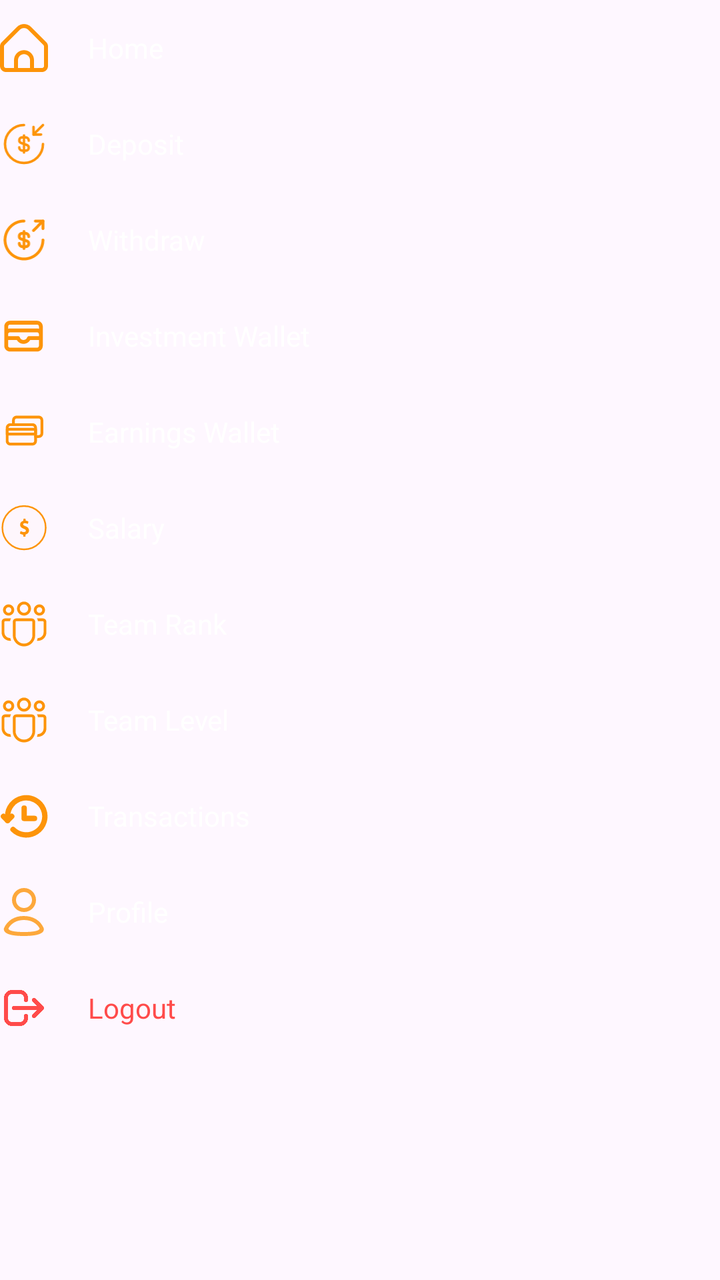
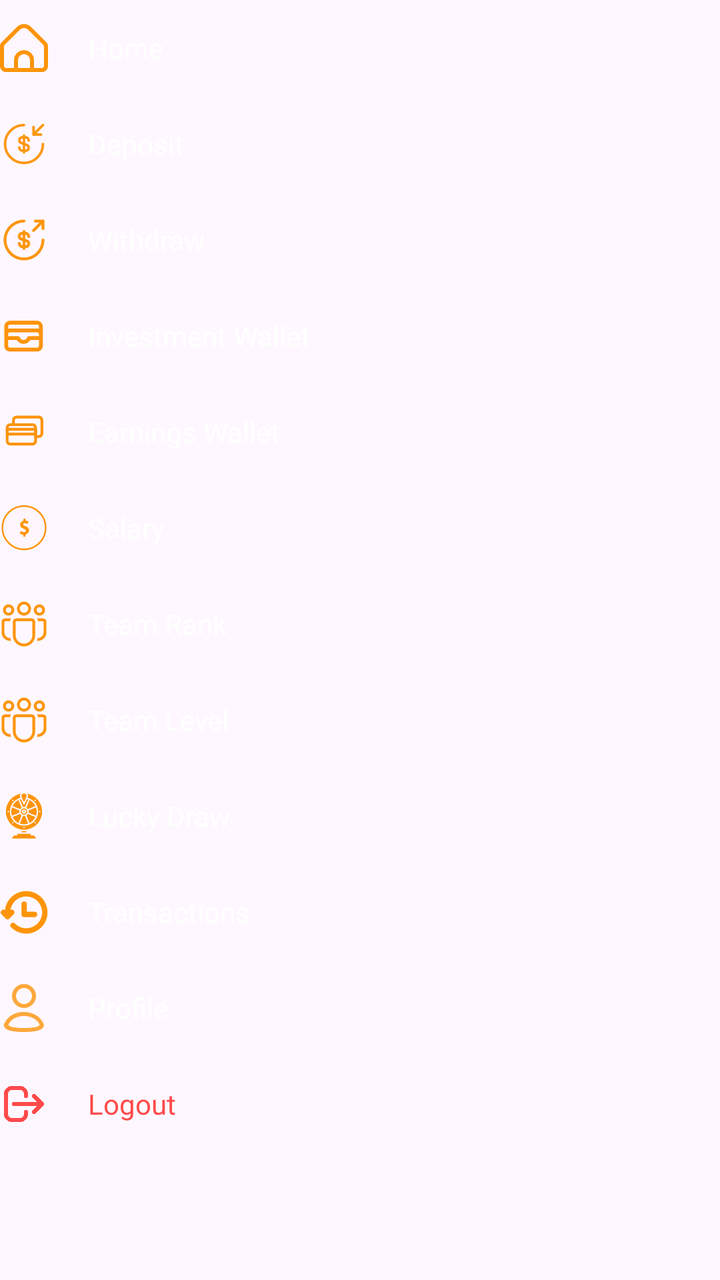

The first picture is an Android layout as it rendered before a commit; the second is the same layout after the commit. The layout source and the unified diff follow.
<!-- AndroidManifest.xml: application theme Theme.Bitbloom -->
<!-- res/layout/item_drawer_menu.xml -->
<LinearLayout xmlns:android="http://schemas.android.com/apk/res/android"
    xmlns:app="http://schemas.android.com/apk/res-auto"
    android:layout_width="match_parent"
    android:layout_height="wrap_content"
    android:layout_marginStart="20dp"
    android:layout_marginTop="30dp"
    android:background="@android:color/transparent"
    android:orientation="vertical">

    
    <LinearLayout
        android:id="@+id/menuHome"
        android:layout_width="match_parent"
        android:layout_height="wrap_content"
        android:background="?attr/selectableItemBackground"
        android:clickable="true"
        android:focusable="true"
        android:gravity="center_vertical"
        android:orientation="horizontal"
        android:paddingVertical="12dp">

        <ImageView
            android:layout_width="24dp"
            android:layout_height="24dp"
            android:src="@drawable/ic_home" />

        <TextView
            android:layout_width="wrap_content"
            android:layout_height="wrap_content"
            android:layout_marginStart="20dp"
            android:text="@string/item_drawer_menu_home"
            android:textColor="@color/white"
            android:textSize="14sp" />
    </LinearLayout>


    
    <LinearLayout
        android:id="@+id/menuDeposit"
        android:layout_width="match_parent"
        android:layout_height="wrap_content"
        android:background="?attr/selectableItemBackground"
        android:clickable="true"
        android:focusable="true"
        android:gravity="center_vertical"
        android:orientation="horizontal"
        android:paddingVertical="12dp">

        <ImageView
            android:layout_width="24dp"
            android:layout_height="24dp"
            android:src="@drawable/ic_deposit"
            app:tint="#FD9409" /> 
        <TextView
            android:layout_width="wrap_content"
            android:layout_height="wrap_content"
            android:layout_marginStart="20dp"
            android:text="@string/item_drawer_menu_deposit"
            android:textColor="@color/white"
            android:textSize="14sp" />
    </LinearLayout>

    
    <LinearLayout
        android:id="@+id/menuWithdraw"
        android:layout_width="match_parent"
        android:layout_height="wrap_content"
        android:background="?attr/selectableItemBackground"
        android:clickable="true"
        android:focusable="true"
        android:gravity="center_vertical"
        android:orientation="horizontal"
        android:paddingVertical="12dp">

        <ImageView
            android:layout_width="24dp"
            android:layout_height="24dp"
            android:src="@drawable/ic_withdraw"
            app:tint="#FD9409" /> 
        <TextView
            android:layout_width="wrap_content"
            android:layout_height="wrap_content"
            android:layout_marginStart="20dp"
            android:text="@string/dialog_withdraw_input_withdraw"
            android:textColor="@color/white"
            android:textSize="14sp" />
    </LinearLayout>

    <LinearLayout
        android:id="@+id/menuInvestmentWallet"
        android:layout_width="match_parent"
        android:layout_height="wrap_content"
        android:background="?attr/selectableItemBackground"
        android:clickable="true"
        android:focusable="true"
        android:gravity="center_vertical"
        android:orientation="horizontal"
        android:paddingVertical="12dp">

        <ImageView
            android:layout_width="24dp"
            android:layout_height="24dp"
            android:src="@drawable/ic_wallet"
            app:tint="#FD9409" /> 
        <TextView
            android:layout_width="wrap_content"
            android:layout_height="wrap_content"
            android:layout_marginStart="20dp"
            android:text="@string/item_drawer_menu_investment_wallet"
            android:textColor="@color/white"
            android:textSize="14sp" />
    </LinearLayout>

    <LinearLayout
        android:id="@+id/menuEarningsWallet"
        android:layout_width="match_parent"
        android:layout_height="wrap_content"
        android:background="?attr/selectableItemBackground"
        android:clickable="true"
        android:focusable="true"
        android:gravity="center_vertical"
        android:orientation="horizontal"
        android:paddingVertical="12dp">

        <ImageView
            android:layout_width="24dp"
            android:layout_height="24dp"
            android:src="@drawable/ic_withdraw2"
            app:tint="#FD9409" /> 
        <TextView
            android:layout_width="wrap_content"
            android:layout_height="wrap_content"
            android:layout_marginStart="20dp"
            android:text="@string/item_drawer_menu_earnings_wallet"
            android:textColor="@color/white"
            android:textSize="14sp" />
    </LinearLayout>
    
    <LinearLayout
        android:id="@+id/menuSalary"
        android:layout_width="match_parent"
        android:layout_height="wrap_content"
        android:background="?attr/selectableItemBackground"
        android:clickable="true"
        android:focusable="true"
        android:gravity="center_vertical"
        android:orientation="horizontal"
        android:paddingVertical="12dp">

        <ImageView
            android:layout_width="24dp"
            android:layout_height="24dp"
            android:src="@drawable/ic_money"
            app:tint="#FD9409" />

        <TextView
            android:layout_width="wrap_content"
            android:layout_height="wrap_content"
            android:layout_marginStart="20dp"
            android:text="@string/fragment_salary_salary"
            android:textColor="@color/white"
            android:textSize="14sp" />
    </LinearLayout>

    <LinearLayout
        android:id="@+id/menuRank"
        android:layout_width="match_parent"
        android:layout_height="wrap_content"
        android:background="?attr/selectableItemBackground"
        android:clickable="true"
        android:focusable="true"
        android:gravity="center_vertical"
        android:orientation="horizontal"
        android:paddingVertical="12dp">

        <ImageView
            android:layout_width="24dp"
            android:layout_height="24dp"
            android:src="@drawable/ic_team_hollow"
            app:tint="#FD9409" />

        <TextView
            android:layout_width="wrap_content"
            android:layout_height="wrap_content"
            android:layout_marginStart="20dp"
            android:text="@string/item_drawer_menu_team_rank"
            android:textColor="@color/white"
            android:textSize="14sp" />
    </LinearLayout>

    <LinearLayout
        android:id="@+id/menuTeam"
        android:layout_width="match_parent"
        android:layout_height="wrap_content"
        android:background="?attr/selectableItemBackground"
        android:clickable="true"
        android:focusable="true"
        android:gravity="center_vertical"
        android:orientation="horizontal"
        android:paddingVertical="12dp">

        <ImageView
            android:layout_width="24dp"
            android:layout_height="24dp"
            android:src="@drawable/ic_team_hollow"
            app:tint="#FD9409" />

        <TextView
            android:layout_width="wrap_content"
            android:layout_height="wrap_content"
            android:layout_marginStart="20dp"
            android:text="@string/item_drawer_menu_team_level"
            android:textColor="@color/white"
            android:textSize="14sp" />
    </LinearLayout>
    
    
    
    <LinearLayout
        android:id="@+id/menuTransactions"
        android:layout_width="match_parent"
        android:layout_height="wrap_content"
        android:background="?attr/selectableItemBackground"
        android:clickable="true"
        android:focusable="true"
        android:gravity="center_vertical"
        android:orientation="horizontal"
        android:paddingVertical="12dp">

        <ImageView
            android:layout_width="24dp"
            android:layout_height="24dp"
            android:src="@drawable/ic_transactions"
            app:tint="#FD9409" />

        <TextView
            android:layout_width="wrap_content"
            android:layout_height="wrap_content"
            android:layout_marginStart="20dp"
            android:text="@string/fragment_deposit_transactions"
            android:textColor="@color/white"
            android:textSize="14sp" />
    </LinearLayout>
    
    <LinearLayout
        android:id="@+id/menuProfile"
        android:layout_width="match_parent"
        android:layout_height="wrap_content"
        android:background="?attr/selectableItemBackground"
        android:clickable="true"
        android:focusable="true"
        android:gravity="center_vertical"
        android:orientation="horizontal"
        android:paddingVertical="12dp">

        <ImageView
            android:layout_width="24dp"
            android:layout_height="24dp"
            android:src="@drawable/ic_profile_drawer"
            app:tint="#FD9409" />

        <TextView
            android:layout_width="wrap_content"
            android:layout_height="wrap_content"
            android:layout_marginStart="20dp"
            android:text="@string/item_drawer_menu_profile"
            android:textColor="@color/white"
            android:textSize="14sp" />
    </LinearLayout>
    
    <LinearLayout
        android:id="@+id/logout"
        android:layout_width="match_parent"
        android:layout_height="wrap_content"
        android:background="?attr/selectableItemBackground"
        android:clickable="true"
        android:focusable="true"
        android:gravity="center_vertical"
        android:orientation="horizontal"
        android:paddingVertical="12dp">

        <ImageView
            android:layout_width="24dp"
            android:layout_height="24dp"
            android:src="@drawable/logout2"
            app:tint="@color/red" /> 
        <TextView
            android:layout_width="wrap_content"
            android:layout_height="wrap_content"
            android:layout_marginStart="20dp"
            android:text="@string/item_drawer_menu_logout"
            android:textColor="@color/red"
            android:textSize="14sp" />
    </LinearLayout>

</LinearLayout>
<!-- resources referenced by this layout -->
<resources>
  <color name="red">#FF4B4A</color>
  <color name="white">#FFFFFFFF</color>
  <string name="dialog_withdraw_input_withdraw">Withdraw</string>
  <string name="fragment_deposit_transactions">Transactions</string>
  <string name="fragment_salary_salary">Salary</string>
  <string name="item_drawer_menu_deposit">Deposit </string>
  <string name="item_drawer_menu_earnings_wallet">Earnings Wallet</string>
  <string name="item_drawer_menu_home">Home</string>
  <string name="item_drawer_menu_investment_wallet">Investment Wallet</string>
  <string name="item_drawer_menu_logout">Logout</string>
  <string name="item_drawer_menu_profile">Profile</string>
  <string name="item_drawer_menu_team_level">Team Level</string>
  <string name="item_drawer_menu_team_rank">Team Rank</string>
  <style name="Theme.Bitbloom" parent="Base.Theme.Bitbloom">
          
          <item name="editTextStyle">@style/Widget.MXG.EditText.WhiteCursor</item>
          <item name="android:editTextStyle">@style/Widget.MXG.EditText.WhiteCursor</item>
  
          
          <item name="android:textCursorDrawable">@drawable/cursor_white</item>
      </style>
  <color name="mxg_white_80">#CCFFFFFF</color>
  <style name="Base.Theme.Bitbloom" parent="Theme.Material3.DayNight.NoActionBar">
          <item name="android:statusBarColor">@color/mxg_black</item>
          <item name="colorPrimary">@color/mxg_white</item>
          <item name="android:navigationBarColor">@color/mxg_black</item>
          <item name="android:datePickerDialogTheme">@style/BitbloomDatePickerTheme</item>
      </style>
  <style name="Widget.MXG.EditText.WhiteCursor" parent="Widget.AppCompat.EditText">
          <item name="android:textCursorDrawable">@drawable/cursor_white</item>
      </style>
  <!-- drawable cursor_white (drawable) -->
  <?xml version="1.0" encoding="utf-8"?>
  <shape xmlns:android="http://schemas.android.com/apk/res/android">
      <size android:width="2dp"/>
      <solid android:color="@android:color/white"/>
      <corners android:radius="1dp"/>
  </shape>
  <color name="mxg_black">#000000</color>
  <color name="mxg_white">#FFFFFF</color>
  <style name="BitbloomDatePickerTheme" parent="ThemeOverlay.MaterialComponents.MaterialAlertDialog">
          <item name="colorAccent">@color/status_bar_color</item> 
          <item name="android:headerBackground">@color/light_status_bar_color
          </item> 
          <item name="android:colorControlHighlight">@color/status_bar_color
          </item> 
          <item name="android:colorControlActivated">@color/status_bar_color
          </item> 
          <item name="android:textColorPrimaryInverse">@color/white</item> 
          <item name="android:textColor">@color/status_bar_color</item> 
          <item name="android:textColorPrimary">?attr/colorOnBackground</item> 
      </style>
  <color name="status_bar_color">#EE6924</color>
  <color name="light_status_bar_color">#EE6924</color>
  <!-- unchanged entries left out for length: 10 -->
</resources>

<!-- the commit's change to res/layout/item_drawer_menu.xml (unified diff, before → after) -->
@@ -213,6 +213,31 @@
             android:textColor="@color/white"
             android:textSize="14sp" />
     </LinearLayout>
+    <LinearLayout
+        android:id="@+id/menuLuckyDraw"
+        android:layout_width="match_parent"
+        android:layout_height="wrap_content"
+        android:background="?attr/selectableItemBackground"
+        android:clickable="true"
+        android:focusable="true"
+        android:gravity="center_vertical"
+        android:orientation="horizontal"
+        android:paddingVertical="12dp">
+
+        <ImageView
+            android:layout_width="24dp"
+            android:layout_height="24dp"
+            android:src="@drawable/ic_lucky_spin"
+            app:tint="#FD9409" />
+
+        <TextView
+            android:layout_width="wrap_content"
+            android:layout_height="wrap_content"
+            android:layout_marginStart="20dp"
+            android:text="@string/lucky_draw"
+            android:textColor="@color/white"
+            android:textSize="14sp" />
+    </LinearLayout>
     
     
     
<!-- resource entries referenced after the edit -->
@@ -2,6 +2,7 @@
 <resources>
   <color name="red">#FF4B4A</color>
   <color name="white">#FFFFFFFF</color>
+  <!-- drawable ic_lucky_spin: vector/xml drawable (drawable, 5277 chars, omitted) -->
   <string name="dialog_withdraw_input_withdraw">Withdraw</string>
   <string name="fragment_deposit_transactions">Transactions</string>
   <string name="fragment_salary_salary">Salary</string>
@@ -13,6 +14,7 @@
   <string name="item_drawer_menu_profile">Profile</string>
   <string name="item_drawer_menu_team_level">Team Level</string>
   <string name="item_drawer_menu_team_rank">Team Rank</string>
+  <string name="lucky_draw">Lucky Draw</string>
   <style name="Theme.Bitbloom" parent="Base.Theme.Bitbloom">
           
           <item name="editTextStyle">@style/Widget.MXG.EditText.WhiteCursor</item>
